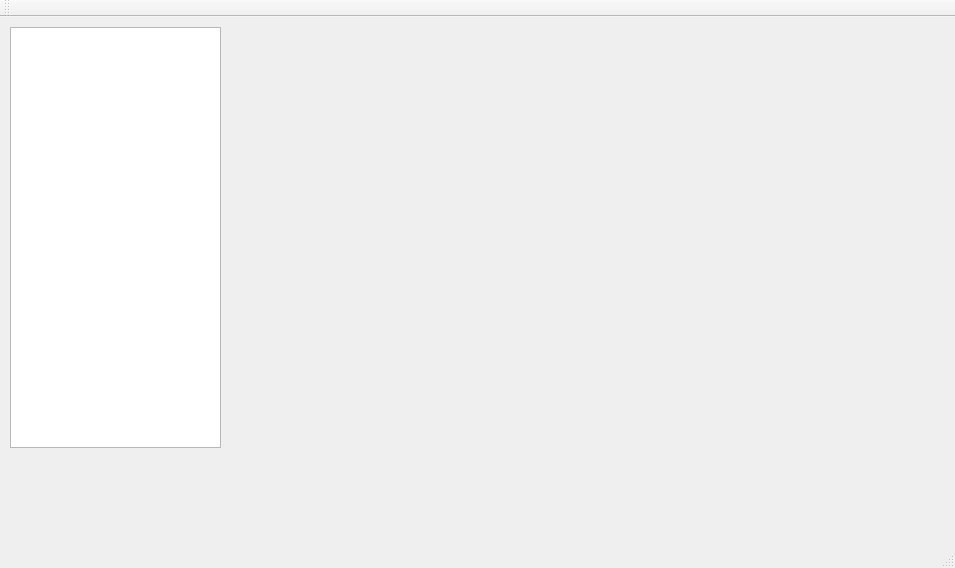
The window that mainwindow.ui (Mike308/control-net-tester) describes before a commit, drawn with Qt 5.
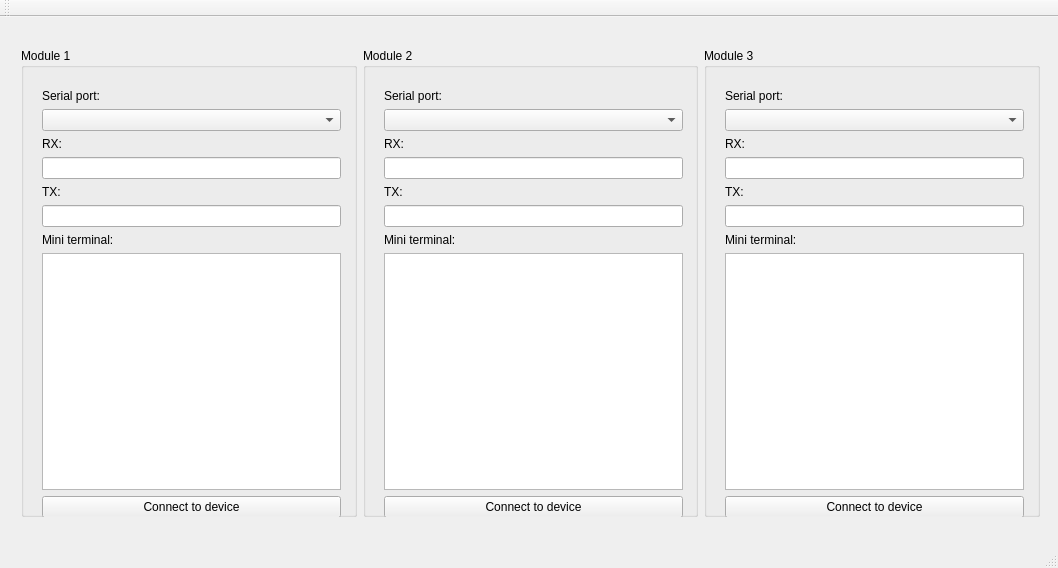
The same window after the commit.

Diff of the .ui file:
```diff
--- a/mainwindow.ui
+++ b/mainwindow.ui
@@ -6,7 +6,7 @@
    <rect>
     <x>0</x>
     <y>0</y>
-    <width>955</width>
+    <width>1058</width>
     <height>568</height>
    </rect>
   </property>
@@ -14,15 +14,218 @@
    <string>MainWindow</string>
   </property>
   <widget class="QWidget" name="centralWidget">
-   <widget class="QListView" name="listView">
+   <widget class="QWidget" name="horizontalLayoutWidget">
     <property name="geometry">
      <rect>
       <x>10</x>
-      <y>10</y>
-      <width>211</width>
-      <height>421</height>
+      <y>20</y>
+      <width>1041</width>
+      <height>491</height>
      </rect>
     </property>
+    <layout class="QHBoxLayout" name="horizontalLayout">
+     <item>
+      <widget class="QGroupBox" name="groupBox_2">
+       <property name="title">
+        <string>Module 1</string>
+       </property>
+       <widget class="QWidget" name="verticalLayoutWidget">
+        <property name="geometry">
+         <rect>
+          <x>10</x>
+          <y>30</y>
+          <width>321</width>
+          <height>451</height>
+         </rect>
+        </property>
+        <layout class="QVBoxLayout" name="verticalLayout">
+         <item>
+          <widget class="QLabel" name="label">
+           <property name="text">
+            <string>Serial port: </string>
+           </property>
+          </widget>
+         </item>
+         <item>
+          <widget class="QComboBox" name="serialPorts"/>
+         </item>
+         <item>
+          <widget class="QLabel" name="label_2">
+           <property name="text">
+            <string>RX:</string>
+           </property>
+          </widget>
+         </item>
+         <item>
+          <widget class="QLineEdit" name="currentRXData"/>
+         </item>
+         <item>
+          <widget class="QLabel" name="label_7">
+           <property name="text">
+            <string>TX:</string>
+           </property>
+          </widget>
+         </item>
+         <item>
+          <widget class="QLineEdit" name="txData"/>
+         </item>
+         <item>
+          <widget class="QLabel" name="label_3">
+           <property name="text">
+            <string>Mini terminal:</string>
+           </property>
+          </widget>
+         </item>
+         <item>
+          <widget class="QPlainTextEdit" name="miniterminal"/>
+         </item>
+         <item>
+          <widget class="QPushButton" name="connectBtn">
+           <property name="text">
+            <string>Connect to device</string>
+           </property>
+          </widget>
+         </item>
+        </layout>
+       </widget>
+      </widget>
+     </item>
+     <item>
+      <widget class="QGroupBox" name="groupBox">
+       <property name="title">
+        <string>Module 2</string>
+       </property>
+       <widget class="QWidget" name="verticalLayoutWidget_2">
+        <property name="geometry">
+         <rect>
+          <x>10</x>
+          <y>30</y>
+          <width>321</width>
+          <height>451</height>
+         </rect>
+        </property>
+        <layout class="QVBoxLayout" name="verticalLayout_2">
+         <item>
+          <widget class="QLabel" name="label_4">
+           <property name="text">
+            <string>Serial port: </string>
+           </property>
+          </widget>
+         </item>
+         <item>
+          <widget class="QComboBox" name="serialPorts_2"/>
+         </item>
+         <item>
+          <widget class="QLabel" name="label_5">
+           <property name="text">
+            <string>RX:</string>
+           </property>
+          </widget>
+         </item>
+         <item>
+          <widget class="QLineEdit" name="currentRXData_2"/>
+         </item>
+         <item>
+          <widget class="QLabel" name="label_8">
+           <property name="text">
+            <string>TX:</string>
+           </property>
+          </widget>
+         </item>
+         <item>
+          <widget class="QLineEdit" name="txData_2"/>
+         </item>
+         <item>
+          <widget class="QLabel" name="label_6">
+           <property name="text">
+            <string>Mini terminal:</string>
+           </property>
+          </widget>
+         </item>
+         <item>
+          <layout class="QGridLayout" name="gridLayout"/>
+         </item>
+         <item>
+          <widget class="QPlainTextEdit" name="miniterminal_2"/>
+         </item>
+         <item>
+          <widget class="QPushButton" name="connectBtn_2">
+           <property name="text">
+            <string>Connect to device</string>
+           </property>
+          </widget>
+         </item>
+        </layout>
+       </widget>
+      </widget>
+     </item>
+     <item>
+      <widget class="QGroupBox" name="groupBox_3">
+       <property name="title">
+        <string>Module 3</string>
+       </property>
+       <widget class="QWidget" name="verticalLayoutWidget_3">
+        <property name="geometry">
+         <rect>
+          <x>10</x>
+          <y>30</y>
+          <width>321</width>
+          <height>451</height>
+         </rect>
+        </property>
+        <layout class="QVBoxLayout" name="verticalLayout_3">
+         <item>
+          <widget class="QLabel" name="label_9">
+           <property name="text">
+            <string>Serial port: </string>
+           </property>
+          </widget>
+         </item>
+         <item>
+          <widget class="QComboBox" name="serialPorts_3"/>
+         </item>
+         <item>
+          <widget class="QLabel" name="label_10">
+           <property name="text">
+            <string>RX:</string>
+           </property>
+          </widget>
+         </item>
+         <item>
+          <widget class="QLineEdit" name="currentRXData_3"/>
+         </item>
+         <item>
+          <widget class="QLabel" name="label_11">
+           <property name="text">
+            <string>TX:</string>
+           </property>
+          </widget>
+         </item>
+         <item>
+          <widget class="QLineEdit" name="txData_3"/>
+         </item>
+         <item>
+          <widget class="QLabel" name="label_12">
+           <property name="text">
+            <string>Mini terminal:</string>
+           </property>
+          </widget>
+         </item>
+         <item>
+          <widget class="QPlainTextEdit" name="miniterminal_3"/>
+         </item>
+         <item>
+          <widget class="QPushButton" name="connectBtn_3">
+           <property name="text">
+            <string>Connect to device</string>
+           </property>
+          </widget>
+         </item>
+        </layout>
+       </widget>
+      </widget>
+     </item>
+    </layout>
    </widget>
   </widget>
   <widget class="QMenuBar" name="menuBar">
```
Left out of the diff: 2 changed lines with no effect on the pictures.
